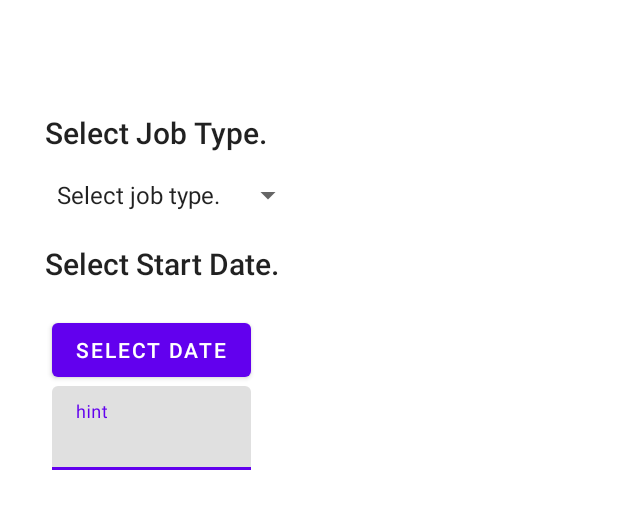
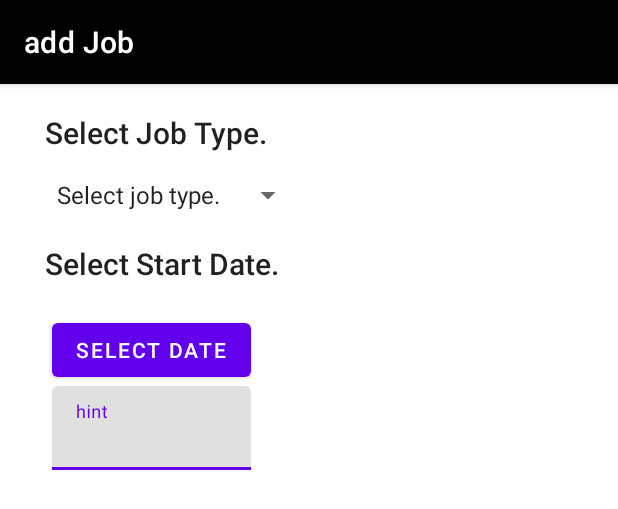
Before and after one commit to JunEricFooklee00/thesis, an Android app: the layout activity_insert_job.xml on its own in the app's theme, with its tools: preview values and no code run, on a phone screen of 412 x 824 dp. Shown: the top 509 px of the screen. Run offline under Robolectric (Android 15) with nearby library versions, the phone set to English and light mode, and no system bars.

```diff
--- a/app/src/main/AndroidManifest.xml
+++ b/app/src/main/AndroidManifest.xml
@@ -16,7 +16,6 @@
         android:dataExtractionRules="@xml/data_extraction_rules"
         android:fullBackupContent="@xml/backup_rules"
         android:icon="@mipmap/ic_launcher"
-
         android:label="@string/app_name"
         android:roundIcon="@mipmap/ic_launcher_round"
         android:supportsRtl="true"
@@ -26,7 +25,6 @@
         <activity
             android:name=".splashScreen"
             android:exported="true">
-
 
         </activity>
         <!--
--- a/app/src/main/res/layout/activity_main.xml
+++ b/app/src/main/res/layout/activity_main.xml
@@ -85,7 +85,8 @@
             android:textStyle="bold"
             app:layout_constraintEnd_toEndOf="@+id/click_login"
             app:layout_constraintStart_toStartOf="@+id/click_login"
-            app:layout_constraintTop_toBottomOf="@+id/click_login" />
+            app:layout_constraintTop_toBottomOf="@+id/click_login"
+            android:focusable="true" />
 
     </androidx.constraintlayout.widget.ConstraintLayout>
 
--- a/app/src/main/res/values/colors.xml
+++ b/app/src/main/res/values/colors.xml
@@ -10,7 +10,7 @@
     <color name="grey">#ced4da</color>
     <color name="red">#FF0000</color>
     <color name="light_blue">#3282B8</color>
-    <color name="colorPrimary"></color>
-    <color name="colorPrimaryDark"></color>
-    <color name="colorAccent"></color>
+    <color name="colorPrimary">#000000</color>
+    <color name="colorPrimaryDark">#000000</color>
+    <color name="colorAccent">#000000</color>
 </resources>
```
Also changed, not shown: app/src/main/java/com/test/thesis_application/client_home.java (+2 -2 lines), app/src/main/java/com/test/thesis_application/fragments/fragment_maps.java (+91 -15 lines).
